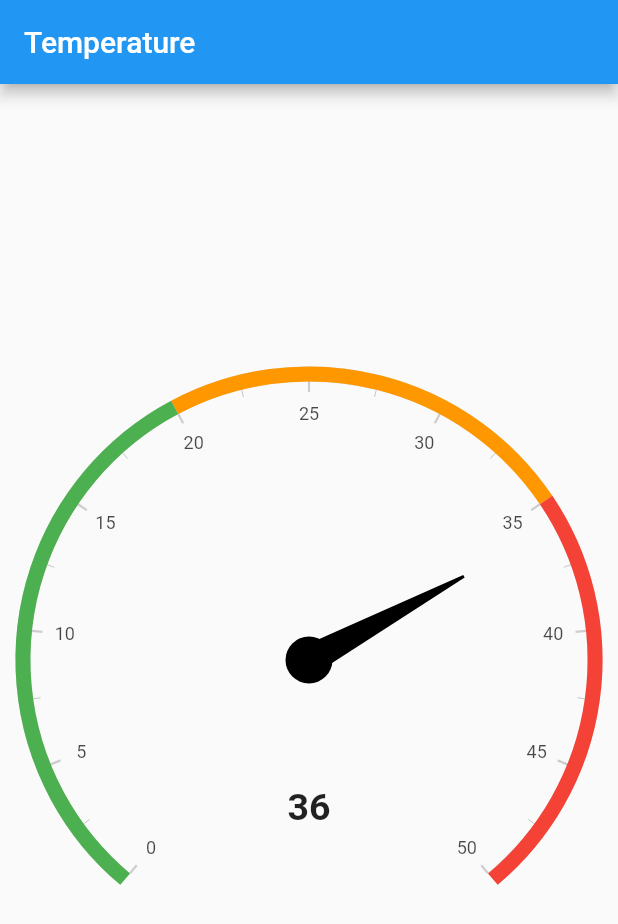
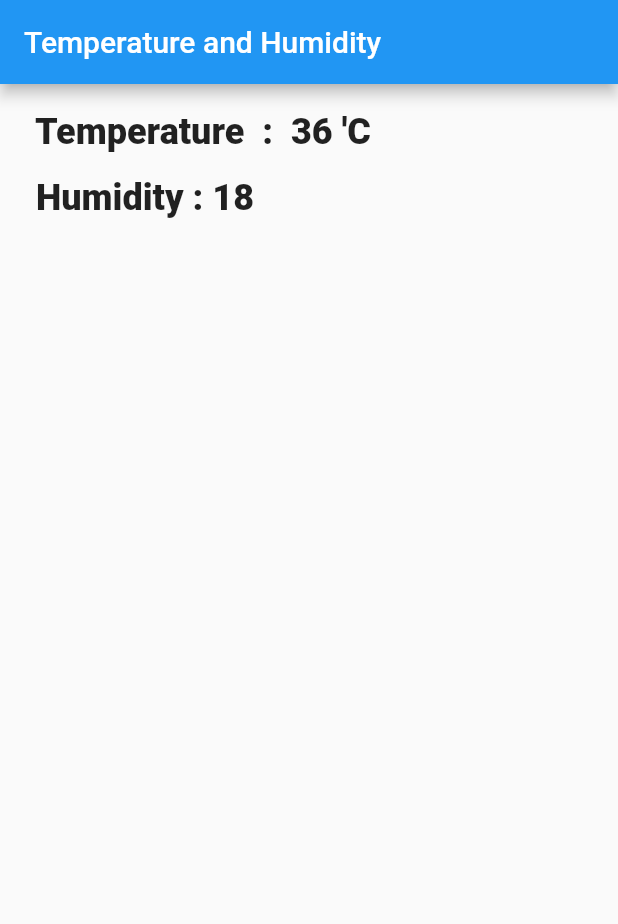
Before and after one commit to balafuture3/child-safety, a Flutter app: the screen it shows after launch, after a tap on "Temperature", on a phone screen of 412 x 824 dp. Shown: the top 924 px of the screen. Run offline on Flutter 3.47's test engine with Material 2 defaults, Android fonts, the phone set to English and light mode, and no system bars; drawn by our look-alikes of syncfusion_flutter_gauges; our stand-ins replace geolocator, google_maps_flutter, native_screenshot, permission_handler, webview_flutter; missing offline and left inert: audio_session, flutter_sound.

Commit message:
temp_text

```diff
--- a/lib/temperature_screen.dart
+++ b/lib/temperature_screen.dart
@@ -12,12 +12,23 @@ class TempScreen extends StatefulWidget {
 }
 
 class _TempScreenState extends State<TempScreen> {
-
-  int value1=36;
+  int value1 = 36;
+  int value2 = 14;
 
   late Timer t;
+  late Timer t1;
+
   @override
   void initState() {
+    t1 = Timer.periodic(const Duration(seconds: 1), (timer) {
+      setState(() {
+        Random rnd;
+        int min = 14;
+        int max = 20;
+        rnd = new Random();
+        value2 = min + rnd.nextInt(max - min);
+      });
+    });
     t = Timer.periodic(const Duration(seconds: 1), (timer) {
       setState(() {
         Random rnd;
@@ -26,7 +37,6 @@ class _TempScreenState extends State<TempScreen> {
         rnd = new Random();
         value1 = min + rnd.nextInt(max - min);
       });
-
     });
     // TODO: implement initState
     super.initState();
@@ -35,32 +45,41 @@ class _TempScreenState extends State<TempScreen> {
   @override
   void dispose() {
     t.cancel();
+    t1.cancel();
     // TODO: implement dispose
     super.dispose();
   }
+
   @override
   Widget build(BuildContext context) {
     return MaterialApp(
       home: Scaffold(
-        appBar: AppBar(title: Text("Temperature"),),
-          body: Center(
-              child: Container(
-                  child: SfRadialGauge(
-                      axes: <RadialAxis>[
-                        RadialAxis(minimum: 0, maximum: 50,
-                            ranges: <GaugeRange>[
-                              GaugeRange(startValue: 0, endValue: 20, color:Colors.green),
-                              GaugeRange(startValue: 20,endValue: 35,color: Colors.orange),
-                              GaugeRange(startValue: 35,endValue: 50,color: Colors.red)
-                            ],
-                            pointers: <GaugePointer>[
-                              NeedlePointer(value: value1.toDouble())],
-                            annotations: <GaugeAnnotation>[
-                              GaugeAnnotation(widget: Container(child:
-                              Text(value1.toString(),style: TextStyle(fontSize: 25,fontWeight: FontWeight.bold))),
-                                  angle: 90, positionFactor: 0.5
-                              )]
-                        )])
+          appBar: AppBar(
+            title: Text("Temperature and Humidity"),
+          ),
+          body: Container(
+              width: MediaQuery.of(context).size.width,
+              height: MediaQuery.of(context).size.height,
+              child: Padding(
+                padding: const EdgeInsets.all(10.0),
+                child: Column(
+                    crossAxisAlignment: CrossAxisAlignment.start,
+                    children: [
+                      Padding(
+                        padding: const EdgeInsets.all(8.0),
+                        child: Text(
+                          " Temperature  :  $value1 'C",
+                          style: TextStyle(
+                              fontSize: 24, fontWeight: FontWeight.w800),
+                        ),
+                      ),
+                      Padding(
+                        padding: const EdgeInsets.all(8.0),
+                        child: Text(" Humidity : $value2",
+                            style: TextStyle(
+                                fontSize: 24, fontWeight: FontWeight.w800)),
+                      )
+                    ]),
               ))),
     );
   }
```
Lines whose indentation alone changed are shown as unchanged.
